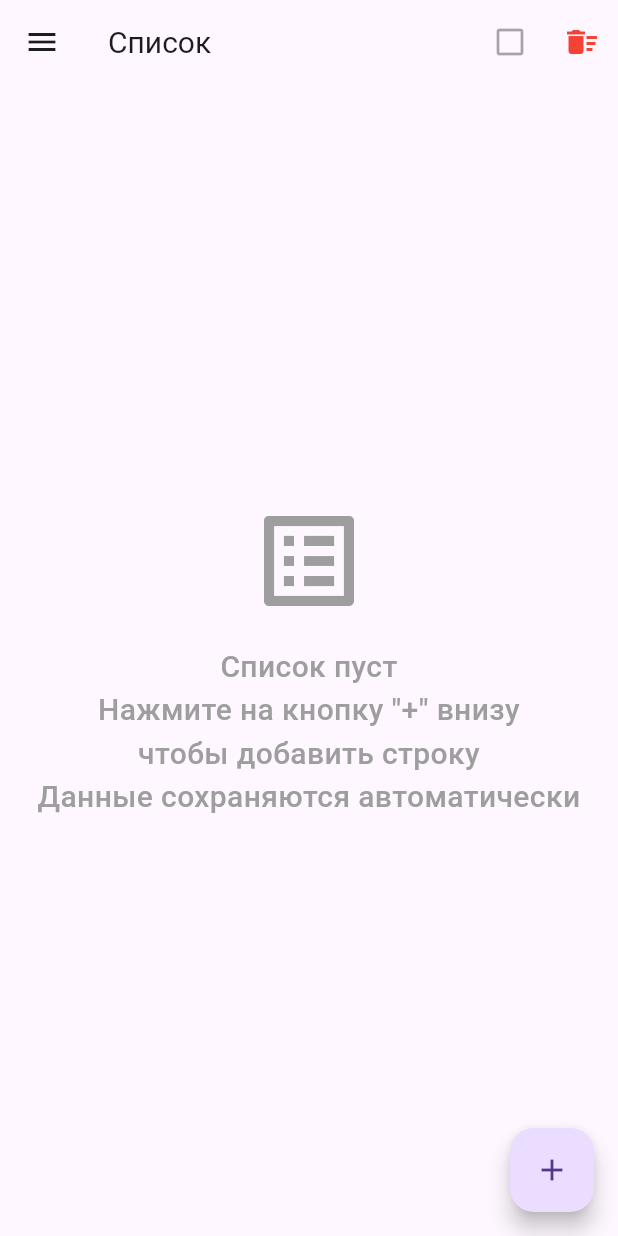
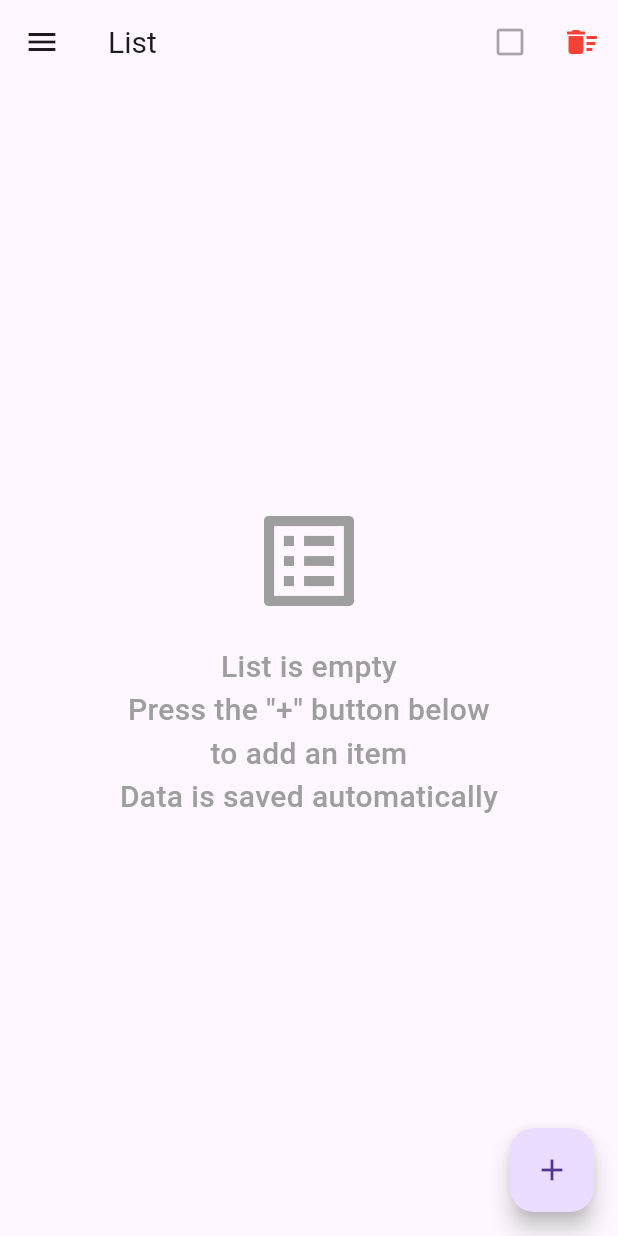
Before and after one commit to aa-kuzmin/listocheck, a Flutter app: the screen it shows after launch, after a tap on the "menu" icon, after a tap on the "add" icon, on a phone screen of 412 x 824 dp. Run offline on Flutter 3.47's test engine with Material 3 defaults, Android fonts, the phone set to English and light mode, and no system bars; our stand-ins replace shared_preferences.

Commit message:
Ничего не понимаю... Я же уже коммитил...

```diff
--- a/l10n.yaml
+++ b/l10n.yaml
@@ -2,3 +2,4 @@ arb-dir: lib/l10n
 output-dir: lib/l10n/generated
 template-arb-file: app_ru.arb
 output-localization-file: app_localizations.dart
+untranslated-messages-file: untranslated.txt
--- a/lib/l10n/app_en.arb
+++ b/lib/l10n/app_en.arb
@@ -13,7 +13,7 @@
   "enterItem": "Enter item name",
   "add": "Add",
   "cancel": "Cancel",
-  "clearAll": "Clear list",
+  "clearAll": "Clear list?",
   "clearAllConfirm": "All items will be deleted without recovery",
   "clear": "Clear",
   "uncheckAll": "Uncheck all?",
@@ -37,5 +37,13 @@
   "openMenu": "Open menu",
   "uncheckAllTooltip": "Uncheck all",
   "clearAllTooltip": "Clear list",
-  "aboutContentText": "LISTOCHEK v1.1.0\n\nMinimalistic list management app\n\n© ️Aleksei A. Kuzmin"
+  "aboutContentText": "LISTOCHEK v1.1.0\n\nMinimalistic list management app\n\n© ️Aleksei A. Kuzmin",
+  "errLoadFontSize": "Error loading the font size",
+  "errSaveFontSize": "Error saving font size",
+  "errLoadTitleFontSize": "Error loading the font size of the title",
+  "errSaveTitleFontSize": "Error saving the font size of the title",
+  "errLoadSelInd": "Error loading the selected index",
+  "errSaveSelInd": "Error saving the selected index",
+  "errLoadList": "Error loading the list",
+  "errSaveList": "Error saving the list"
 }
--- a/lib/main.dart
+++ b/lib/main.dart
@@ -2,24 +2,86 @@ import 'package:flutter/material.dart';
 import 'package:shared_preferences/shared_preferences.dart';
 import 'dart:convert';
 import 'package:flutter/services.dart';
+import 'package:flutter_localizations/flutter_localizations.dart';
+import 'l10n/l10n.dart';
+import 'l10n/generated/app_localizations.dart';
 
 void main() {
   runApp(const MyApp());
 }
 
-class MyApp extends StatelessWidget {
+class MyApp extends StatefulWidget {
   const MyApp({super.key});
 
   @override
+  State<MyApp> createState() => _MyAppState();
+
+}
+
+class _MyAppState extends State<MyApp> {
+  Locale _locale = const Locale('ru');
+  bool _isLocaleLoaded = false;
+
+  @override
+  void initState() {
+    super.initState();
+    _loadLocale();
+  }
+
+  Future<void> _loadLocale() async {
+    try {
+      // Получаем язык системы Android
+      final String systemLanguage = WidgetsBinding.instance.platformDispatcher.locale.languageCode;
+      //final String systemLanguage = View.of(context).platformDispatcher.locale.languageCode;
+      //final String systemLanguage = WidgetsBinding.instance?.platformDispatcher.locale.languageCode ?? 'en';
+
+      // Определяем язык приложения
+      String languageCode;
+      if (systemLanguage == 'ru') {
+        languageCode = 'ru';
+      } else {
+        languageCode = 'en';
+      }
+
+      if (mounted) {  // ← Проверяем, что виджет еще существует
+        setState(() {
+          _locale = Locale(languageCode);
+          _isLocaleLoaded = true;
+        });
+      }
+    } catch (e) {
+      if (mounted) {  // ← Проверяем, что виджет еще существует
+        setState(() {
+          _locale = const Locale('en');
+          _isLocaleLoaded = true;
+        });
+      }
+    }
+  }
+
+  @override
   Widget build(BuildContext context) {
-    // Включаем полноэкранный режим
+    if (!_isLocaleLoaded) {
+      return const MaterialApp(
+        home: Scaffold(
+          body: Center(
+            child: CircularProgressIndicator(),
+          ),
+        ),
+        debugShowCheckedModeBanner: false,
+      );
+    }
+
     SystemChrome.setEnabledSystemUIMode(SystemUiMode.immersiveSticky);
 
     return MaterialApp(
-      title: 'Листочек',
+      title: _locale.languageCode == 'ru' ? 'Листочек' : 'Listocheck',
       theme: ThemeData(primarySwatch: Colors.blue),
       home: const MyHomePage(),
       debugShowCheckedModeBanner: false,
+      locale: _locale,
+      localizationsDelegates: L10n.localizationsDelegates,
+      supportedLocales: L10n.supportedLocales,
     );
   }
 }
@@ -41,19 +103,20 @@ class _MyHomePageState extends State<MyHomePage> {
   static const String _titleFontSizeKey = 'title_font_size';
   static const String _selectedIndexKey = 'selected_index';
 
-  // Убираем _selectedTabIndex, используем страницу
-  int _currentPageIndex = 0; // 0 - список, 1 - настройки, 2 - профиль
-
+  int _currentPageIndex = 0;
   bool _isFabVisible = true;
   double _lastScrollOffset = 0;
 
   @override
   void initState() {
     super.initState();
-    _loadItems();
-    _loadFontSize();
-    _loadTitleFontSize();
-    _loadSelectedIndex();
+    // Загружаем данные после того, как дерево виджетов построено
+    WidgetsBinding.instance.addPostFrameCallback((_) {
+      _loadItems();
+      _loadFontSize();
+      _loadTitleFontSize();
+      _loadSelectedIndex();
+    });
   }
 
   // Показать сообщение об ошибке
@@ -84,6 +147,7 @@ class _MyHomePageState extends State<MyHomePage> {
 
   // Загрузка размера шрифта элементов из SharedPreferences
   Future<void> _loadFontSize() async {
+    final AppLocalizations? localizations = AppLocalizations.of(context);
     try {
       final prefs = await SharedPreferences.getInstance();
       final double? savedFontSize = prefs.getDouble(_fontSizeKey);
@@ -93,22 +157,24 @@ class _MyHomePageState extends State<MyHomePage> {
         });
       }
     } catch (e) {
-      _showErrorMessage('Ошибка загрузки размера шрифта');
+      _showErrorMessage(localizations?.errLoadFontSize ?? 'Error loading the font size');
     }
   }
 
   // Сохранение размера шрифта элементов в SharedPreferences
   Future<void> _saveFontSize() async {
+    final AppLocalizations? localizations = AppLocalizations.of(context);
     try {
       final prefs = await SharedPreferences.getInstance();
       await prefs.setDouble(_fontSizeKey, _fontSize);
     } catch (e) {
-      _showErrorMessage('Ошибка сохранения размера шрифта');
+      _showErrorMessage(localizations?.errSaveFontSize ?? 'Error saving font size');
     }
   }
 
   // Загрузка размера шрифта заголовка из SharedPreferences
   Future<void> _loadTitleFontSize() async {
+    final AppLocalizations? localizations = AppLocalizations.of(context);
     try {
       final prefs = await SharedPreferences.getInstance();
       final double? savedTitleFontSize = prefs.getDouble(_titleFontSizeKey);
@@ -118,22 +184,24 @@ class _MyHomePageState extends State<MyHomePage> {
         });
       }
     } catch (e) {
-      _showErrorMessage('Ошибка загрузки размера шрифта заголовка');
+      _showErrorMessage(localizations?.errLoadTitleFontSize ?? 'Error loading the font size of the title');
     }
   }
 
   // Сохранение размера шрифта заголовка в SharedPreferences
   Future<void> _saveTitleFontSize() async {
+    final AppLocalizations? localizations = AppLocalizations.of(context);
     try {
       final prefs = await SharedPreferences.getInstance();
       await prefs.setDouble(_titleFontSizeKey, _titleFontSize);
     } catch (e) {
-      _showErrorMessage('Ошибка сохранения размера шрифта заголовка');
+      _showErrorMessage(localizations?.errSaveTitleFontSize ?? 'Error saving the font size of the title');
     }
   }
 
   // Загрузка выбранного индекса из SharedPreferences
   Future<void> _loadSelectedIndex() async {
+    final AppLocalizations? localizations = AppLocalizations.of(context);
     try {
       final prefs = await SharedPreferences.getInstance();
       final int? savedIndex = prefs.getInt(_selectedIndexKey);
@@ -143,12 +211,13 @@ class _MyHomePageState extends State<MyHomePage> {
         });
       }
     } catch (e) {
-      _showErrorMessage('Ошибка загрузки выбранного индекса');
+      _showErrorMessage(localizations?.errLoadSelInd ?? 'Error loading the selected index');
     }
   }
 
   // Сохранение выбранного индекса в SharedPreferences
   Future<void> _saveSelectedIndex() async {
+    final AppLocalizations? localizations = AppLocalizations.of(context);
     try {
       final prefs = await SharedPreferences.getInstance();
       if (_selectedIndex != null) {
@@ -157,7 +226,7 @@ class _MyHomePageState extends State<MyHomePage> {
         await prefs.remove(_selectedIndexKey);
       }
     } catch (e) {
-      _showErrorMessage('Ошибка сохранения выбранного индекса');
+      _showErrorMessage(localizations?.errSaveSelInd ?? 'Error saving the selected index');
     }
   }
 
@@ -195,6 +264,7 @@ class _MyHomePageState extends State<MyHomePage> {
 
   // Загрузка списка из SharedPreferences
   Future<void> _loadItems() async {
+    final localizations = AppLocalizations.of(context)!;
     try {
       final prefs = await SharedPreferences.getInstance();
       final String? itemsJson = prefs.getString('checklist_items');
@@ -212,7 +282,7 @@ class _MyHomePageState extends State<MyHomePage> {
         });
       }
     } catch (e) {
-      _showErrorMessage('Ошибка загрузки списка');
+      _showErrorMessage(localizations.errLoadList);
       setState(() {
         _isLoading = false;
       });
@@ -221,12 +291,13 @@ class _MyHomePageState extends State<MyHomePage> {
 
   // Сохранение списка в SharedPreferences
   Future<void> _saveItems() async {
+    final localizations = AppLocalizations.of(context)!;
     try {
       final prefs = await SharedPreferences.getInstance();
       final String itemsJson = jsonEncode(_items.map((item) => item.toJson()).toList());
       await prefs.setString('checklist_items', itemsJson);
     } catch (e) {
-      _showErrorMessage('Ошибка сохранения списка');
+      _showErrorMessage(localizations.errSaveList);
     }
   }
 
@@ -277,16 +348,17 @@ class _MyHomePageState extends State<MyHomePage> {
 
   // Снять пометки у всего списка
   void _uncheckAllItems() {
+    final localizations = AppLocalizations.of(context)!;
     showDialog(
       context: context,
       builder: (BuildContext context) {
         return AlertDialog(
-          title: const Text('Снять пометку?'),
-          content: const Text('Пометка будет снята у всех элементов списка.'),
+          title: Text(localizations.uncheckAll),
+          content: Text(localizations.uncheckAllConfirm),
           actions: [
             TextButton(
               onPressed: () => Navigator.pop(context),
-              child: const Text('Отмена'),
+              child: Text(localizations.cancel),
             ),
             ElevatedButton(
               onPressed: () {
@@ -297,10 +369,10 @@ class _MyHomePageState extends State<MyHomePage> {
                 });
                 _saveItems();
                 Navigator.pop(context);
-                _showInfoMessage('Отметки сняты со всех элементов');
+                _showInfoMessage(localizations.uncheckedAll);
               },
               style: ElevatedButton.styleFrom(backgroundColor: Colors.red, foregroundColor: Colors.white),
-              child: const Text('Снять'),
+              child: Text(localizations.uncheck),
             ),
           ],
         );
@@ -310,16 +382,17 @@ class _MyHomePageState extends State<MyHomePage> {
 
   // Очистка всего списка
   void _clearAllItems() {
+    final localizations = AppLocalizations.of(context)!;
     showDialog(
       context: context,
       builder: (BuildContext context) {
         return AlertDialog(
-          title: const Text('Очистить список?'),
-          content: const Text('Все строки будут удалены без возможности восстановления'),
+          title: Text(localizations.clearAll),
+          content: Text(localizations.clearAllConfirm),
           actions: [
             TextButton(
               onPressed: () => Navigator.pop(context),
-              child: const Text('Отмена'),
+              child: Text(localizations.cancel),
             ),
             ElevatedButton(
               onPressed: () {
@@ -330,10 +403,10 @@ class _MyHomePageState extends State<MyHomePage> {
                 _saveItems();
                 _saveSelectedIndex();
                 Navigator.pop(context);
-                _showInfoMessage('Список очищен');
+                _showInfoMessage(localizations.listCleared);
               },
               style: ElevatedButton.styleFrom(backgroundColor: Colors.red, foregroundColor: Colors.white),
-              child: const Text('Очистить'),
+              child: Text(localizations.clear),
             ),
           ],
         );
@@ -344,16 +417,16 @@ class _MyHomePageState extends State<MyHomePage> {
   // Диалог добавления строки
   void _showAddItemDialog() {
     final TextEditingController controller = TextEditingController();
-
+    final localizations = AppLocalizations.of(context)!;
     showDialog(
       context: context,
       builder: (BuildContext context) {
         return AlertDialog(
-          title: const Text('Добавить строку'),
+          title: Text(localizations.addItem),
           content: TextField(
             controller: controller,
-            decoration: const InputDecoration(
-              hintText: 'Введите строку',
+            decoration: InputDecoration(
+              hintText: localizations.enterItem,
               border: OutlineInputBorder(),
             ),
             autofocus: true,
@@ -368,7 +441,7 @@ class _MyHomePageState extends State<MyHomePage> {
           actions: [
             TextButton(
               onPressed: () => Navigator.pop(context),
-              child: const Text('Отмена'),
+              child: Text(localizations.cancel),
             ),
             ElevatedButton(
               onPressed: () {
@@ -378,7 +451,7 @@ class _MyHomePageState extends State<MyHomePage> {
                   Navigator.pop(context);
                 }
               },
-              child: const Text('Добавить'),
+              child: Text(localizations.add),
             ),
           ],
         );
@@ -411,10 +484,11 @@ class _MyHomePageState extends State<MyHomePage> {
 
   // Основной вид со списком
   Widget _buildListPage() {
+    final localizations = AppLocalizations.of(context)!;
     return _isLoading
         ? const Center(child: CircularProgressIndicator())
         : _items.isEmpty
-            ? const Center(
+            ? Center(
                 child: Column(
                   mainAxisAlignment: MainAxisAlignment.center,
                   children: [
@@ -425,7 +499,7 @@ class _MyHomePageState extends State<MyHomePage> {
                     ),
                     SizedBox(height: 16),
                     Text(
-                      'Список пуст\r\nНажмите на кнопку "+" внизу\r\nчтобы добавить строку\r\nДанные сохраняются автоматически',
+                      '${localizations.listEmpty}\n${localizations.listEmptyHint}',
                       textAlign: TextAlign.center,
                       style: TextStyle(
                         fontSize: 20,
@@ -530,14 +604,15 @@ class _MyHomePageState extends State<MyHomePage> {
 
   // Вид настроек
   Widget _buildSettingsPage() {
+    final localizations = AppLocalizations.of(context)!;
     return SingleChildScrollView(
       padding: const EdgeInsets.all(24.0),
       child: Column(
         children: [
           const SizedBox(height: 20),
           const SizedBox(height: 24),
-          const Text(
-            'Настройки шрифта',
+          Text(
+            localizations.fontSettings,
             style: TextStyle(
               fontSize: 24,
               fontWeight: FontWeight.bold,
@@ -555,8 +630,8 @@ class _MyHomePageState extends State<MyHomePage> {
             child: Column(
               crossAxisAlignment: CrossAxisAlignment.start,
               children: [
-                const Text(
-                  'Шрифт элементов списка',
+                Text(
+                  localizations.itemFont,
                   style: TextStyle(
                     fontSize: 18,
                     fontWeight: FontWeight.w600,
@@ -569,7 +644,7 @@ class _MyHomePageState extends State<MyHomePage> {
                     IconButton(
                       icon: const Icon(Icons.remove_circle_outline, size: 40),
                       onPressed: _fontSize > 10 ? _decreaseFontSize : null,
-                      tooltip: 'Уменьшить шрифт',
+                      tooltip: localizations.decrease,
                     ),
                     const SizedBox(width: 20),
                     Container(
@@ -591,14 +666,14 @@ class _MyHomePageState extends State<MyHomePage> {
                     IconButton(
                       icon: const Icon(Icons.add_circle_outline, size: 40),
                       onPressed: _fontSize < 40 ? _increaseFontSize : null,
-                      tooltip: 'Увеличить шрифт',
+                      tooltip: localizations.increase,
                     ),
                   ],
                 ),
                 const SizedBox(height: 8),
                 Center(
                   child: Text(
-                    'Размер: ${_fontSize.toInt()} px',
+                    '${localizations.fontSize}: ${_fontSize.toInt()} px',
                     style: const TextStyle(
                       fontSize: 14,
                       color: Colors.grey,
@@ -608,7 +683,7 @@ class _MyHomePageState extends State<MyHomePage> {
                 const SizedBox(height: 12),
                 Center(
                   child: Text(
-                    'Пример текста',
+                    localizations.exampleText,
                     style: TextStyle(
                       fontSize: _fontSize,
                       color: Colors.black,
@@ -631,8 +706,8 @@ class _MyHomePageState extends State<MyHomePage> {
             child: Column(
               crossAxisAlignment: CrossAxisAlignment.start,
               children: [
-                const Text(
-                  'Шрифт заголовка',
+                Text(
+                  localizations.titleFont,
                   style: TextStyle(
                     fontSize: 18,
                     fontWeight: FontWeight.w600,
@@ -645,7 +720,7 @@ class _MyHomePageState extends State<MyHomePage> {
                     IconButton(
                       icon: const Icon(Icons.remove_circle_outline, size: 40),
                       onPressed: _titleFontSize > 20 ? _decreaseTitleFontSize : null,
-                      tooltip: 'Уменьшить шрифт заголовка',
+                      tooltip: localizations.decrease,
                     ),
                     const SizedBox(width: 20),
                     Container(
@@ -667,14 +742,14 @@ class _MyHomePageState extends State<MyHomePage> {
                     IconButton(
                       icon: const Icon(Icons.add_circle_outline, size: 40),
                       onPressed: _titleFontSize < 40 ? _increaseTitleFontSize : null,
-                      tooltip: 'Увеличить шрифт заголовка',
+                      tooltip: localizations.increase,
                     ),
                   ],
                 ),
                 const SizedBox(height: 8),
                 Center(
                   child: Text(
-                    'Размер: ${_titleFontSize.toInt()} px',
+                    '${localizations.fontSize}: ${_titleFontSize.toInt()} px',
                     style: const TextStyle(
                       fontSize: 14,
                       color: Colors.grey,
@@ -684,7 +759,7 @@ class _MyHomePageState extends State<MyHomePage> {
                 const SizedBox(height: 12),
                 Center(
                   child: Text(
-                    'Пример заголовка',
+                    localizations.exampleTitle,
                     style: TextStyle(
                       fontSize: _titleFontSize,
                       color: Colors.black,
@@ -701,7 +776,8 @@ class _MyHomePageState extends State<MyHomePage> {
 
   // Вид профиля
   Widget _buildProfilePage() {
-    return const Center(
+    final localizations = AppLocalizations.of(context)!;
+    return Center(
       child: Column(
         mainAxisAlignment: MainAxisAlignment.center,
         children: [
@@ -712,7 +788,7 @@ class _MyHomePageState extends State<MyHomePage> {
           ),
           SizedBox(height: 24),
           Text(
-            'Профиль',
+            localizations.profile,
             style: TextStyle(
               fontSize: 24,
               fontWeight: FontWeight.bold,
@@ -720,7 +796,7 @@ class _MyHomePageState extends State<MyHomePage> {
           ),
           SizedBox(height: 16),
           Text(
-            'В разработке',
+            localizations.inDevelopment,
             style: TextStyle(
               fontSize: 16,
               color: Colors.grey,
@@ -747,6 +823,7 @@ class _MyHomePageState extends State<MyHomePage> {
 
   @override
   Widget build(BuildContext context) {
+    final localizations = AppLocalizations.of(context)!;
     return Scaffold(
       appBar: AppBar(
         leading: Builder(
@@ -756,12 +833,12 @@ class _MyHomePageState extends State<MyHomePage> {
               onPressed: () {
                 Scaffold.of(context).openDrawer();
               },
-              tooltip: 'Открыть меню',
+              tooltip: localizations.openMenu,
             );
           },
         ),
         title: Text(
-          _currentPageIndex == 0 ? 'Список' : '',
+          _currentPageIndex == 0 ? localizations.list : '',
           style: TextStyle(
             fontSize: _titleFontSize,
           ),
@@ -772,12 +849,12 @@ class _MyHomePageState extends State<MyHomePage> {
             IconButton(
               icon: const Icon(Icons.check_box_outline_blank),
               onPressed: _items.isEmpty ? null : _uncheckAllItems,
-              tooltip: 'Снять отметку у всех',
+              tooltip: localizations.uncheckAllTooltip,
             ),
             IconButton(
               icon: const Icon(Icons.delete_sweep, color: Colors.red),
               onPressed: _items.isEmpty ? null : _clearAllItems,
-              tooltip: 'Очистить список',
+              tooltip: localizations.clearAllTooltip,
             ),
           ],
         ],
@@ -786,7 +863,7 @@ class _MyHomePageState extends State<MyHomePage> {
         child: ListView(
           padding: EdgeInsets.zero,
           children: [
-            const DrawerHeader(
+            DrawerHeader(
               decoration: BoxDecoration(
                 color: Colors.blue,
               ),
@@ -795,7 +872,7 @@ class _MyHomePageState extends State<MyHomePage> {
                 mainAxisAlignment: MainAxisAlignment.end,
                 children: [
                   Text(
-                    'Листочек',
+                    localizations.appTitle,
                     style: TextStyle(
                       color: Colors.white,
                       fontSize: 24,
@@ -804,7 +881,7 @@ class _MyHomePageState extends State<MyHomePage> {
                   ),
                   SizedBox(height: 8),
                   Text(
-                    'Минималистичный список',
+                    localizations.appDescription,
                     style: TextStyle(
                       color: Colors.white70,
                       fontSize: 14,
@@ -815,7 +892,7 @@ class _MyHomePageState extends State<MyHomePage> {
             ),
             ListTile(
               leading: const Icon(Icons.list, color: Colors.blue),
-              title: const Text('Список'),
+              title: Text(localizations.list),
               selected: _currentPageIndex == 0,
               selectedTileColor: Colors.blue.shade50,
               onTap: () {
@@ -827,7 +904,7 @@ class _MyHomePageState extends State<MyHomePage> {
             ),
             ListTile(
               leading: const Icon(Icons.settings, color: Colors.green),
-              title: const Text('Настройки'),
+              title: Text(localizations.settings),
               selected: _currentPageIndex == 1,
               selectedTileColor: Colors.blue.shade50,
               onTap: () {
@@ -839,7 +916,7 @@ class _MyHomePageState extends State<MyHomePage> {
             ),
             ListTile(
               leading: const Icon(Icons.person, color: Colors.purple),
-              title: const Text('Профиль'),
+              title: Text(localizations.profile),
               selected: _currentPageIndex == 2,
               selectedTileColor: Colors.blue.shade50,
               onTap: () {
@@ -852,24 +929,22 @@ class _MyHomePageState extends State<MyHomePage> {
             const Divider(),
             ListTile(
               leading: const Icon(Icons.info_outline, color: Colors.grey),
-              title: const Text('О приложении'),
+              title: Text(localizations.aboutApp),
               onTap: () {
                 Navigator.pop(context);
                 showDialog(
                   context: context,
                   builder: (BuildContext context) {
                     return AlertDialog(
-                      title: const Text(
-                        'О приложении',
+                      title: Text(
+                        localizations.aboutApp,
                         style: TextStyle(
                           fontSize: 24,
                         ),
                         textAlign: .center,
                       ),
                       content: Text(
-                        'ЛИСТОЧЕК v1.0\n\n'
-                        'Минималистичное приложение для ведения списка\n\n'
-                        '©️Алексей А. Кузьмин',
+                        localizations.aboutContentText,
                         style: TextStyle(
                           fontSize: 20,
                         ),
@@ -878,7 +953,7 @@ class _MyHomePageState extends State<MyHomePage> {
                       actions: [
                         TextButton(
                           onPressed: () => Navigator.pop(context),
-                          child: const Text('Закрыть'),
+                          child: Text(localizations.close),
                         ),
                       ],
                     );
--- a/pubspec.yaml
+++ b/pubspec.yaml
@@ -1,7 +1,7 @@
 name: listocheck
 description: "Minimalistic list"
 publish_to: 'none'
-version: 1.0.0
+version: 1.1.0
 
 environment:
   sdk: ^3.12.2
@@ -9,6 +9,9 @@ environment:
 dependencies:
   flutter:
     sdk: flutter
+  flutter_localizations:
+    sdk: flutter
+  intl: any
   shared_preferences: ^2.2.2
 
 dev_dependencies:
```
Also changed, not shown: lib/l10n/app_ru.arb (+10 -2 lines), lib/l10n/generated/app_localizations.dart, lib/l10n/generated/app_localizations_en.dart, lib/l10n/generated/app_localizations_ru.dart, pubspec.lock, 1 other file.
